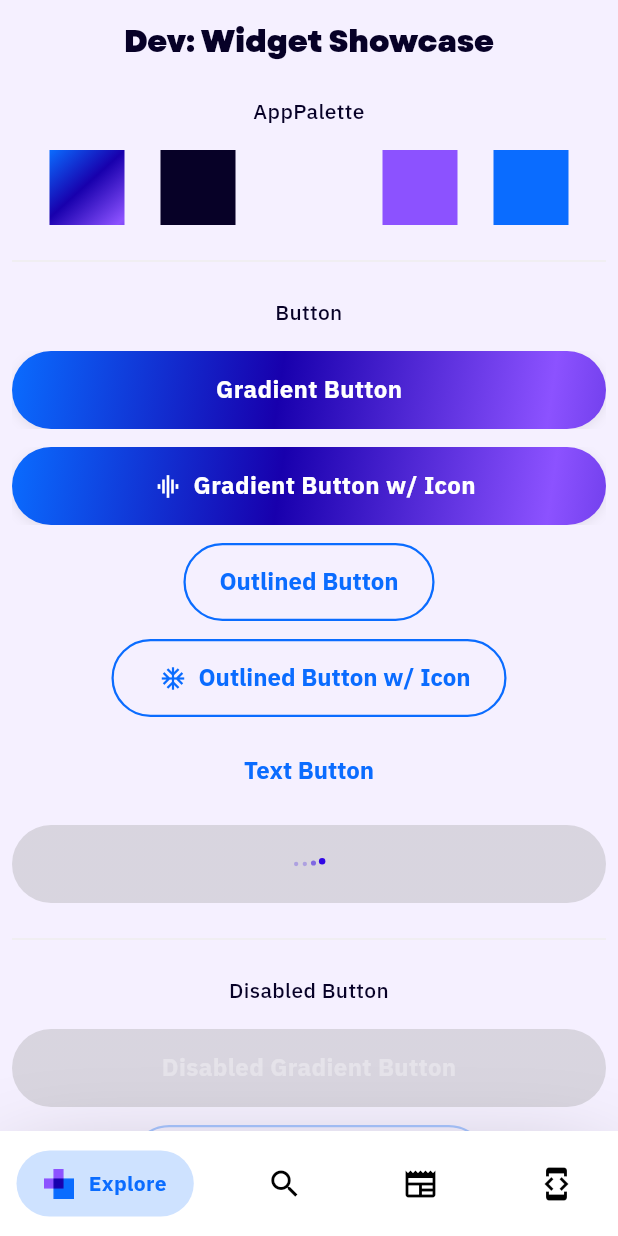
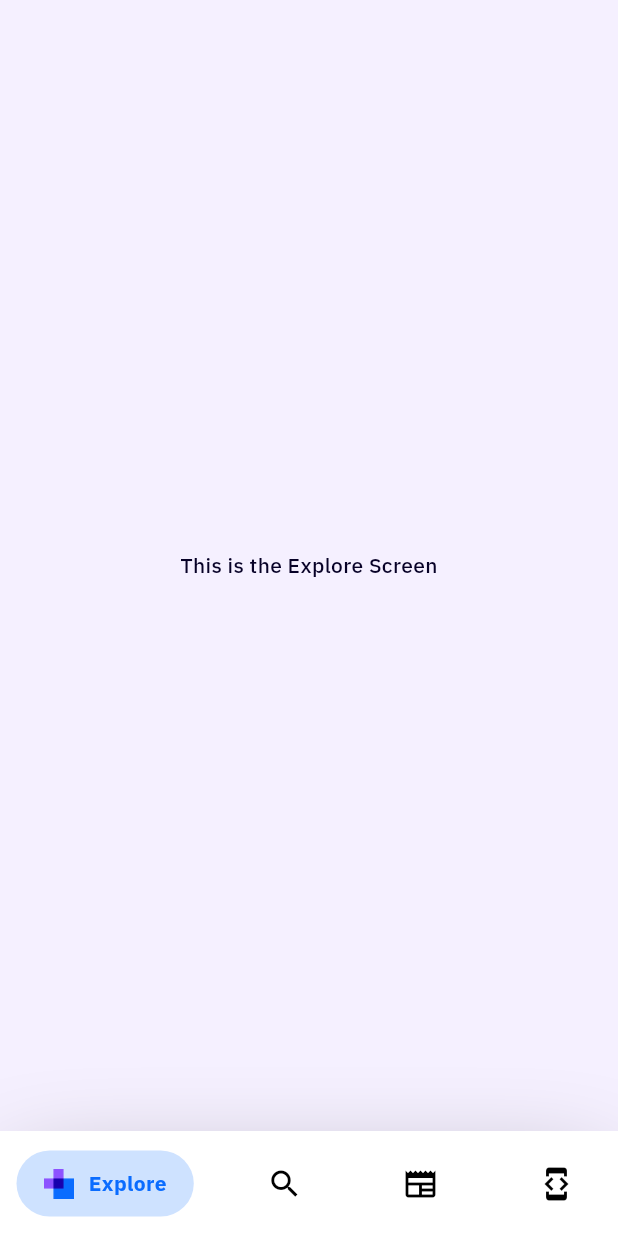
Before and after one commit to Sharkfin07/samudera, a Flutter app: the screen it shows after launch, on a phone screen of 412 x 824 dp. Run offline on Flutter 3.47's test engine with Material 3 defaults, Android fonts, the phone set to English and light mode, and no system bars; drawn by our look-alikes of google_nav_bar; our stand-ins replace dio, flutter_dotenv, lottie; project files that could hold a hidden picture were left out.

Commit message:
feat: Scaffold navigation structure via HomeShell

```diff
--- a/lib/main.dart
+++ b/lib/main.dart
@@ -1,5 +1,5 @@
 import 'package:flutter/material.dart';
-import 'package:samudera/presentation/dev/widget_showcase.dart';
+import 'package:samudera/presentation/screens/home_shell.dart';
 import 'package:samudera/presentation/theme/app_theme.dart';
 
 import './core/config/env_config.dart';
@@ -18,7 +18,7 @@ class MainApp extends StatelessWidget {
       theme: AppTheme.light,
       darkTheme: AppTheme.dark,
       themeMode: ThemeMode.system,
-      home: WidgetShowcaseScreen(),
+      home: HomeShell(),
     );
   }
 }
--- a/lib/presentation/dev/widget_showcase.dart
+++ b/lib/presentation/dev/widget_showcase.dart
@@ -127,7 +127,10 @@ class WidgetShowcaseScreen extends StatelessWidget {
           ),
         ),
       ),
-      bottomNavigationBar: GlobalNavigationBar(),
+      bottomNavigationBar: GlobalNavigationBar(
+        index: 0,
+        onTabChange: (int value) {},
+      ),
     );
   }
 
--- /dev/null
+++ b/lib/presentation/screens/explore/explore_screen.dart
@@ -0,0 +1,10 @@
+import 'package:flutter/material.dart';
+
+class ExploreScreen extends StatelessWidget {
+  const ExploreScreen({super.key});
+
+  @override
+  Widget build(BuildContext context) {
+    return Center(child: Text("This is the Explore Screen"));
+  }
+}
--- /dev/null
+++ b/lib/presentation/screens/home_shell.dart
@@ -0,0 +1,38 @@
+import 'package:flutter/material.dart';
+import 'package:samudera/presentation/screens/developer/developer_screen.dart';
+import 'package:samudera/presentation/screens/explore/explore_screen.dart';
+import 'package:samudera/presentation/screens/news/news_screen.dart';
+import 'package:samudera/presentation/screens/search/search_screen.dart';
+import 'package:samudera/presentation/widgets/global/navigation_bar.dart';
+
+class HomeShell extends StatefulWidget {
+  const HomeShell({super.key});
+
+  @override
+  State<HomeShell> createState() => _HomeShellState();
+}
+
+class _HomeShellState extends State<HomeShell> {
+  int _index = 0;
+  final List<Widget> _pages = const [
+    ExploreScreen(),
+    SearchScreen(),
+    NewsScreen(),
+    DeveloperScreen(),
+  ];
+
+  void _onTabChange(int i) => setState(() {
+    _index = i;
+  });
+
+  @override
+  Widget build(BuildContext context) {
+    return Scaffold(
+      body: IndexedStack(index: _index, children: _pages),
+      bottomNavigationBar: GlobalNavigationBar(
+        index: _index,
+        onTabChange: _onTabChange,
+      ),
+    );
+  }
+}
--- a/lib/presentation/widgets/global/navigation_bar.dart
+++ b/lib/presentation/widgets/global/navigation_bar.dart
@@ -5,7 +5,13 @@ import 'package:samudera/presentation/theme/app_palette.dart';
 import 'package:samudera/presentation/widgets/global/global_logo.dart';
 
 class GlobalNavigationBar extends StatefulWidget {
-  const GlobalNavigationBar({super.key});
+  final int index;
+  final ValueChanged<int>? onTabChange;
+  const GlobalNavigationBar({
+    super.key,
+    required this.index,
+    required this.onTabChange,
+  });
 
   @override
   State<GlobalNavigationBar> createState() => _GlobalNavigationBarState();
@@ -13,9 +19,15 @@ class GlobalNavigationBar extends StatefulWidget {
 
 class _GlobalNavigationBarState extends State<GlobalNavigationBar> {
   final double gap = 10;
-  int selectedIndex = 0;
+  late int selectedIndex;
   int badge = 0;
   final padding = EdgeInsets.symmetric(horizontal: 18, vertical: 12);
+
+  @override
+  void initState() {
+    super.initState();
+    selectedIndex = widget.index;
+  }
 
   @override
   Widget build(BuildContext context) {
@@ -55,9 +67,13 @@ class _GlobalNavigationBarState extends State<GlobalNavigationBar> {
               ),
               GButton(
                 gap: gap,
-                iconActiveColor: AppPalette.vividIndigo,
+                iconActiveColor: isDarkMode
+                    ? AppPalette.lightIndigo
+                    : AppPalette.vividIndigo,
                 iconColor: iconColor,
-                textColor: AppPalette.vividIndigo,
+                textColor: isDarkMode
+                    ? AppPalette.lightIndigo
+                    : AppPalette.vividIndigo,
                 backgroundColor: AppPalette.vividIndigo.withValues(alpha: .2),
                 iconSize: 24,
                 padding: padding,
@@ -89,9 +105,7 @@ class _GlobalNavigationBarState extends State<GlobalNavigationBar> {
             ],
             selectedIndex: selectedIndex,
             onTabChange: (index) {
-              setState(() {
-                selectedIndex = index;
-              });
+              widget.onTabChange?.call(index);
             },
           ),
         ),
```
Also changed, not shown: lib/presentation/screens/developer/developer_screen.dart (added, +10 -0 lines), lib/presentation/screens/news/news_screen.dart (added, +10 -0 lines), lib/presentation/screens/search/search_screen.dart (added, +10 -0 lines).
